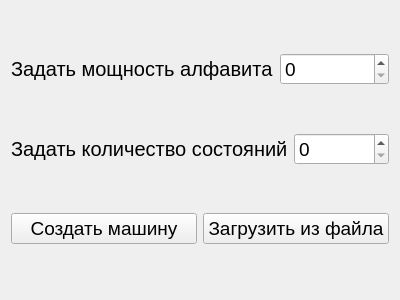
Before: the Qt Designer form turing_machine/open.ui in Xenokrat/TuringMachinePyQt, drawn with Qt 5.
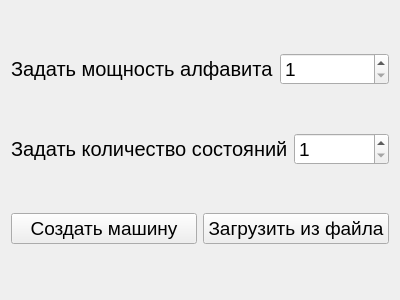
After: the same form once the commit is applied.

What changed in the file:
```diff
--- a/turing_machine/open.ui
+++ b/turing_machine/open.ui
@@ -35,6 +35,9 @@
          <pointsize>14</pointsize>
         </font>
        </property>
+       <property name="minimum">
+        <number>1</number>
+       </property>
       </widget>
      </item>
     </layout>
@@ -60,6 +63,9 @@
          <pointsize>14</pointsize>
         </font>
        </property>
+       <property name="minimum">
+        <number>1</number>
+       </property>
       </widget>
      </item>
     </layout>
```
